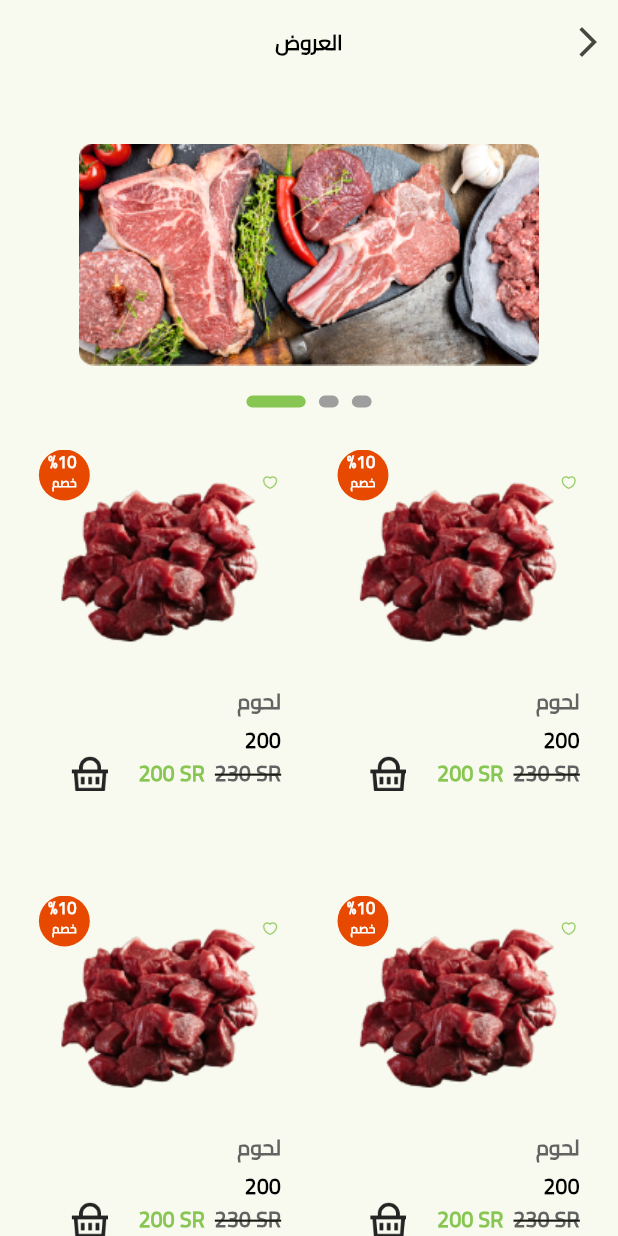
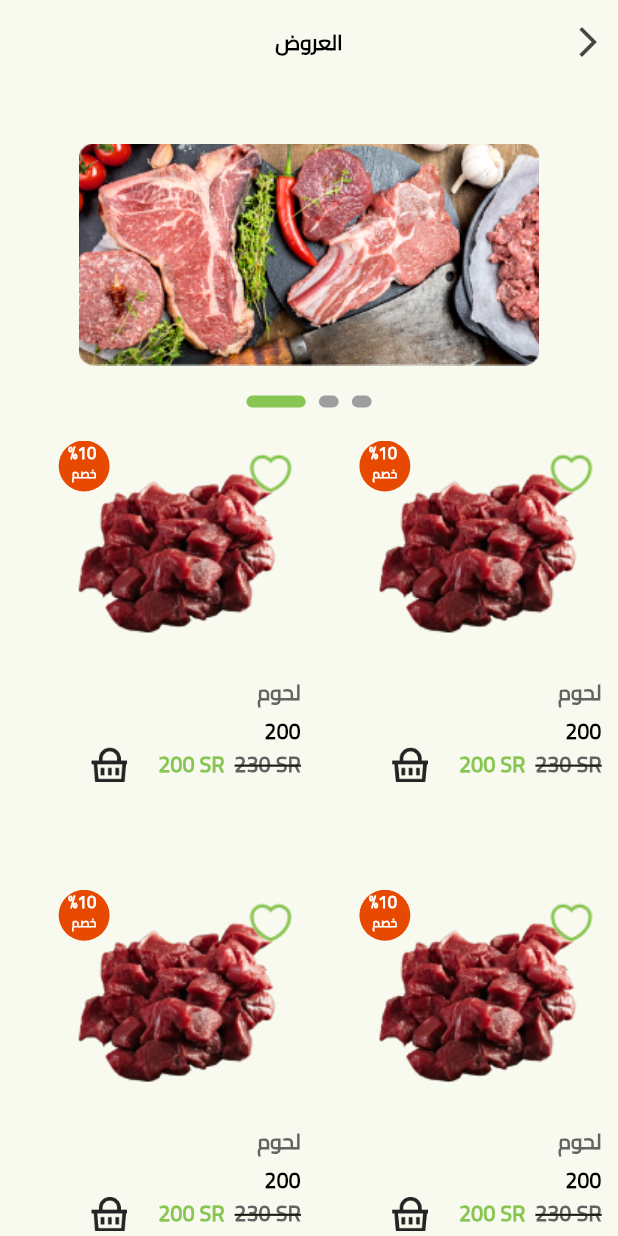
Before and after one commit to ezzAboElmakarem/kian_harri_farm, a Flutter app: the HomeView screen opened directly, scrolled down 450 dp, after a tap on "عرض المزيد", on a phone screen of 412 x 824 dp. Run offline on Flutter 3.47's test engine with Material 3 defaults, Android fonts, the phone set to English and light mode, and no system bars; drawn by our look-alikes of carousel_slider, smooth_page_indicator; our stand-ins replace animated_custom_dropdown, flutter_rating_bar, flutter_screenutil, flutter_svg, font_awesome_flutter, google_maps_flutter and 2 more; missing offline and left inert: google_maps_place_picker_mb; project files that could hold a hidden picture were left out.

Commit message:
edit product card padding

```diff
--- a/lib/features/home/widgets/offers_list_view.dart
+++ b/lib/features/home/widgets/offers_list_view.dart
@@ -59,7 +59,7 @@ class OffersListView extends StatelessWidget {
                   price: '200',
                   oldPrice: '230',
                   productName: 'فريش بيف استربس',
-                  categoryName: 'لحوم',
+                  categoryName: 'اسماك',
                   imageUrl: AssetsData.fishOffer),
             ),
           ),
--- a/lib/features/offers/widgets/offers_grid_view.dart
+++ b/lib/features/offers/widgets/offers_grid_view.dart
@@ -12,7 +12,7 @@ class OffersGridView extends StatelessWidget {
   Widget build(BuildContext context) {
     return SliverFillRemaining(
       child: GridView.builder(
-        padding: const EdgeInsets.all(8.0),
+        padding: EdgeInsets.symmetric(vertical: 10.h, horizontal: 6.w),
         gridDelegate: SliverGridDelegateWithFixedCrossAxisCount(
           childAspectRatio: 2 / 3,
           crossAxisCount: 2,
@@ -21,17 +21,12 @@ class OffersGridView extends StatelessWidget {
         ),
         itemCount: 20,
         itemBuilder: (BuildContext context, int index) {
-          return SizedBox(
-            child: Padding(
-              padding: EdgeInsets.symmetric(vertical: 8.h, horizontal: 12.w),
-              child: const ProductCard(
-                  price: '200',
-                  oldPrice: '230',
-                  productName: 'فريش بيف استربس',
-                  categoryName: 'لحوم',
-                  imageUrl: AssetsData.meatOffers),
-            ),
-          );
+          return const ProductCard(
+              price: '200',
+              oldPrice: '230',
+              productName: 'فريش بيف استربس',
+              categoryName: 'لحوم',
+              imageUrl: AssetsData.meatOffers);
         },
       ),
     );
--- a/lib/main.dart
+++ b/lib/main.dart
@@ -1,5 +1,3 @@
-import 'dart:developer';
-
 import 'package:flutter/material.dart';
 import 'package:flutter_screenutil/flutter_screenutil.dart';
 import 'package:kian_sheeps_projects/helper/color_styles.dart';
--- a/lib/widgets/product_card.dart
+++ b/lib/widgets/product_card.dart
@@ -129,7 +129,7 @@ class _ProductCardState extends State<ProductCard> {
         ),
         Positioned(
             top: -8.h,
-            right: 6.w,
+            right: 4.w,
             left: 140.w,
             child: InkWell(
                 onTap: () {
@@ -138,7 +138,7 @@ class _ProductCardState extends State<ProductCard> {
                   setState(() {});
                 },
                 child: Container(
-                  width: 60.w,
+                  width: 100.w,
                   height: 60.h,
                   color: Colors.transparent,
                   child: Image.asset(
```
